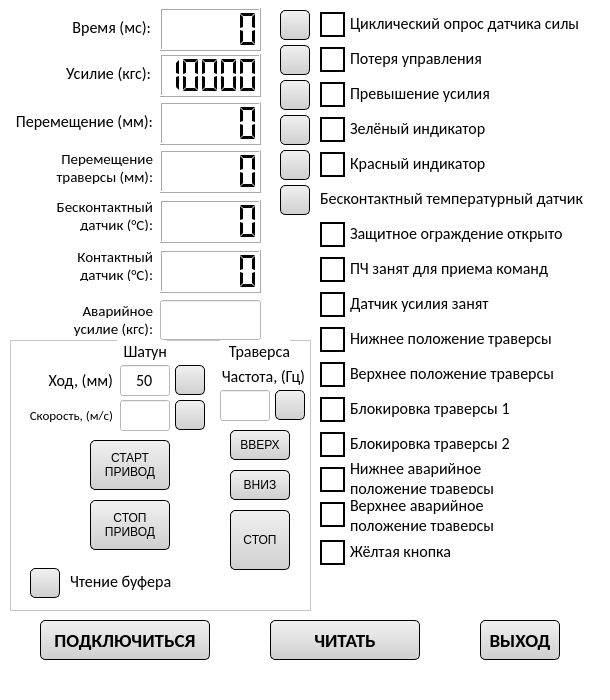
This is ui/SettingsUi.ui in Skorikof/SPG-023MK as Qt 5 draws it before an edit. The edited form follows.
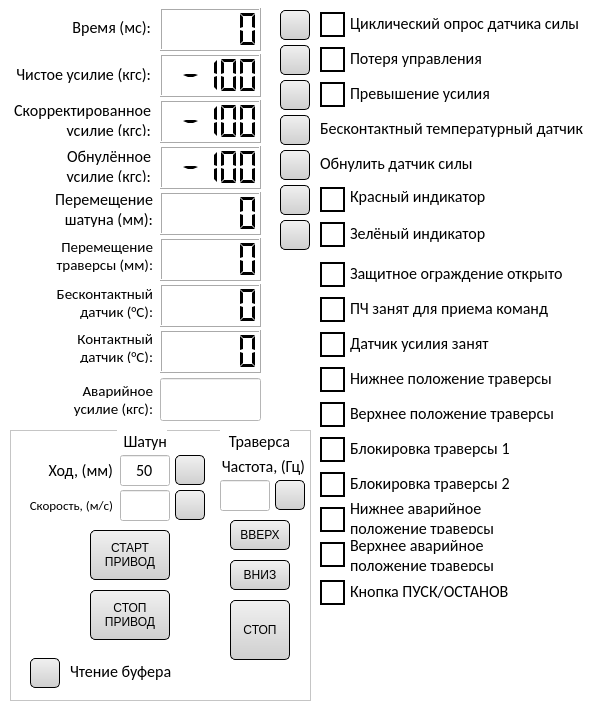
This is the edited form.

Commit message: В Моделе переделал логику корректировки усилия, по коэффициенту и обнулению. В Настройках добавил все усилия и кнопку обнуления датчика. Добавлена инструкция и папка скомпилированного проекта для заказчика

The edit to the form file:
```diff
--- a/ui/SettingsUi.ui
+++ b/ui/SettingsUi.ui
@@ -7,19 +7,19 @@
     <x>0</x>
     <y>0</y>
     <width>610</width>
-    <height>700</height>
+    <height>725</height>
    </rect>
   </property>
   <property name="minimumSize">
    <size>
     <width>610</width>
-    <height>655</height>
+    <height>725</height>
    </size>
   </property>
   <property name="maximumSize">
    <size>
     <width>610</width>
-    <height>700</height>
+    <height>725</height>
    </size>
   </property>
   <property name="windowTitle">
@@ -45,19 +45,19 @@
      <enum>QLCDNumber::Flat</enum>
     </property>
     <property name="value" stdset="0">
-     <double>10000.000000000000000</double>
+     <double>-100.000000000000000</double>
     </property>
     <property name="intValue" stdset="0">
-     <number>10000</number>
+     <number>-100</number>
     </property>
    </widget>
    <widget class="QLabel" name="lbl_txt2">
     <property name="geometry">
      <rect>
-      <x>34</x>
+      <x>10</x>
       <y>58</y>
-      <width>117</width>
-      <height>31</height>
+      <width>141</width>
+      <height>32</height>
      </rect>
     </property>
     <property name="font">
@@ -70,66 +70,13 @@
      <enum>Qt::LeftToRight</enum>
     </property>
     <property name="text">
-     <string>Усилие (кгс):</string>
+     <string>Чистое усилие (кгс):</string>
     </property>
     <property name="alignment">
      <set>Qt::AlignRight|Qt::AlignTrailing|Qt::AlignVCenter</set>
     </property>
    </widget>
-   <widget class="QPushButton" name="btn_exit">
-    <property name="geometry">
-     <rect>
-      <x>480</x>
-      <y>620</y>
-      <width>80</width>
-      <height>40</height>
-     </rect>
-    </property>
-    <property name="minimumSize">
-     <size>
-      <width>80</width>
-      <height>40</height>
-     </size>
-    </property>
-    <property name="maximumSize">
-     <size>
-      <width>80</width>
-      <height>40</height>
-     </size>
-    </property>
-    <property name="font">
-     <font>
-      <family>Calibri</family>
-      <pointsize>14</pointsize>
-      <weight>75</weight>
-      <bold>true</bold>
-     </font>
-    </property>
-    <property name="styleSheet">
-     <string notr="true">QPushButton 
-{
-	color: rgb(0, 0, 0);
-	background-color: qlineargradient(spread:pad, x1:0.489, y1:0.0227273, x2:0.489, y2:1, stop:0 rgba(240, 240, 240, 255), stop:1 rgba(207, 207, 207, 255));
-
-	border: 1px rgb(0, 0, 0);
-	border-radius: 5px;
-
-	border-style: outset;
-
-	padding: 5px;
-}
-
-QPushButton:hover
-{
-	background-color: qlineargradient(spread:pad, x1:0.489, y1:0.0227273, x2:0.489, y2:1, stop:0 rgba(234, 246, 253, 255), stop:1 rgba(169, 219, 246, 255));
-	
-}</string>
-    </property>
-    <property name="text">
-     <string>ВЫХОД</string>
-    </property>
-   </widget>
-   <widget class="QLabel" name="lbl_txt1">
+   <widget class="QLabel" name="_lbl_txt1">
     <property name="geometry">
      <rect>
       <x>38</x>
@@ -525,7 +472,7 @@
     <property name="geometry">
      <rect>
       <x>350</x>
-      <y>327</y>
+      <y>367</y>
       <width>243</width>
       <height>23</height>
      </rect>
@@ -550,7 +497,7 @@
     <property name="geometry">
      <rect>
       <x>320</x>
-      <y>327</y>
+      <y>367</y>
       <width>25</width>
       <height>25</height>
      </rect>
@@ -582,7 +529,7 @@
     <property name="geometry">
      <rect>
       <x>320</x>
-      <y>362</y>
+      <y>402</y>
       <width>25</width>
       <height>25</height>
      </rect>
@@ -614,7 +561,7 @@
     <property name="geometry">
      <rect>
       <x>350</x>
-      <y>362</y>
+      <y>402</y>
       <width>243</width>
       <height>23</height>
      </rect>
@@ -639,7 +586,7 @@
     <property name="geometry">
      <rect>
       <x>350</x>
-      <y>222</y>
+      <y>262</y>
       <width>243</width>
       <height>23</height>
      </rect>
@@ -664,7 +611,7 @@
     <property name="geometry">
      <rect>
       <x>320</x>
-      <y>222</y>
+      <y>262</y>
       <width>25</width>
       <height>25</height>
      </rect>
@@ -696,7 +643,7 @@
     <property name="geometry">
      <rect>
       <x>320</x>
-      <y>257</y>
+      <y>297</y>
       <width>25</width>
       <height>25</height>
      </rect>
@@ -728,7 +675,7 @@
     <property name="geometry">
      <rect>
       <x>350</x>
-      <y>257</y>
+      <y>297</y>
       <width>243</width>
       <height>23</height>
      </rect>
@@ -753,7 +700,7 @@
     <property name="geometry">
      <rect>
       <x>350</x>
-      <y>292</y>
+      <y>332</y>
       <width>243</width>
       <height>23</height>
      </rect>
@@ -778,7 +725,7 @@
     <property name="geometry">
      <rect>
       <x>320</x>
-      <y>292</y>
+      <y>332</y>
       <width>25</width>
       <height>25</height>
      </rect>
@@ -810,9 +757,9 @@
     <property name="geometry">
      <rect>
       <x>10</x>
-      <y>106</y>
+      <y>192</y>
       <width>143</width>
-      <height>31</height>
+      <height>35</height>
      </rect>
     </property>
     <property name="font">
@@ -825,7 +772,8 @@
      <enum>Qt::LeftToRight</enum>
     </property>
     <property name="text">
-     <string>Перемещение (мм):</string>
+     <string>Перемещение
+шатуна (мм):</string>
     </property>
     <property name="alignment">
      <set>Qt::AlignRight|Qt::AlignTrailing|Qt::AlignVCenter</set>
@@ -835,7 +783,7 @@
     <property name="geometry">
      <rect>
       <x>160</x>
-      <y>102</y>
+      <y>192</y>
       <width>101</width>
       <height>43</height>
      </rect>
@@ -857,9 +805,9 @@
     <property name="geometry">
      <rect>
       <x>10</x>
-      <y>200</y>
+      <y>285</y>
       <width>143</width>
-      <height>31</height>
+      <height>35</height>
      </rect>
     </property>
     <property name="font">
@@ -883,7 +831,7 @@
     <property name="geometry">
      <rect>
       <x>160</x>
-      <y>200</y>
+      <y>284</y>
       <width>101</width>
       <height>43</height>
      </rect>
@@ -905,7 +853,7 @@
     <property name="geometry">
      <rect>
       <x>320</x>
-      <y>397</y>
+      <y>437</y>
       <width>25</width>
       <height>25</height>
      </rect>
@@ -937,7 +885,7 @@
     <property name="geometry">
      <rect>
       <x>350</x>
-      <y>397</y>
+      <y>437</y>
       <width>243</width>
       <height>23</height>
      </rect>
@@ -962,7 +910,7 @@
     <property name="geometry">
      <rect>
       <x>320</x>
-      <y>432</y>
+      <y>472</y>
       <width>25</width>
       <height>25</height>
      </rect>
@@ -994,7 +942,7 @@
     <property name="geometry">
      <rect>
       <x>350</x>
-      <y>432</y>
+      <y>472</y>
       <width>243</width>
       <height>23</height>
      </rect>
@@ -1019,7 +967,7 @@
     <property name="geometry">
      <rect>
       <x>320</x>
-      <y>467</y>
+      <y>507</y>
       <width>25</width>
       <height>25</height>
      </rect>
@@ -1051,7 +999,7 @@
     <property name="geometry">
      <rect>
       <x>350</x>
-      <y>463</y>
+      <y>503</y>
       <width>243</width>
       <height>31</height>
      </rect>
@@ -1077,7 +1025,7 @@
     <property name="geometry">
      <rect>
       <x>320</x>
-      <y>502</y>
+      <y>542</y>
       <width>25</width>
       <height>25</height>
      </rect>
@@ -1109,7 +1057,7 @@
     <property name="geometry">
      <rect>
       <x>350</x>
-      <y>500</y>
+      <y>540</y>
       <width>243</width>
       <height>31</height>
      </rect>
@@ -1135,7 +1083,7 @@
     <property name="geometry">
      <rect>
       <x>160</x>
-      <y>150</y>
+      <y>238</y>
       <width>101</width>
       <height>43</height>
      </rect>
@@ -1157,7 +1105,7 @@
     <property name="geometry">
      <rect>
       <x>10</x>
-      <y>150</y>
+      <y>238</y>
       <width>143</width>
       <height>35</height>
      </rect>
@@ -1183,7 +1131,7 @@
     <property name="geometry">
      <rect>
       <x>350</x>
-      <y>117</y>
+      <y>222</y>
       <width>243</width>
       <height>23</height>
      </rect>
@@ -1208,7 +1156,7 @@
     <property name="geometry">
      <rect>
       <x>320</x>
-      <y>117</y>
+      <y>222</y>
       <width>25</width>
       <height>25</height>
      </rect>
@@ -1240,7 +1188,7 @@
     <property name="geometry">
      <rect>
       <x>350</x>
-      <y>152</y>
+      <y>185</y>
       <width>243</width>
       <height>23</height>
      </rect>
@@ -1265,7 +1213,7 @@
     <property name="geometry">
      <rect>
       <x>320</x>
-      <y>152</y>
+      <y>187</y>
       <width>25</width>
       <height>25</height>
      </rect>
@@ -1297,7 +1245,7 @@
     <property name="geometry">
      <rect>
       <x>280</x>
-      <y>115</y>
+      <y>220</y>
       <width>30</width>
       <height>30</height>
      </rect>
@@ -1355,7 +1303,7 @@
     <property name="geometry">
      <rect>
       <x>280</x>
-      <y>150</y>
+      <y>185</y>
       <width>30</width>
       <height>30</height>
      </rect>
@@ -1413,7 +1361,7 @@
     <property name="geometry">
      <rect>
       <x>10</x>
-      <y>300</y>
+      <y>380</y>
       <width>143</width>
       <height>40</height>
      </rect>
@@ -1439,9 +1387,9 @@
     <property name="geometry">
      <rect>
       <x>160</x>
-      <y>300</y>
+      <y>378</y>
       <width>101</width>
-      <height>40</height>
+      <height>43</height>
      </rect>
     </property>
     <property name="font">
@@ -1463,7 +1411,7 @@
     <property name="geometry">
      <rect>
       <x>320</x>
-      <y>540</y>
+      <y>580</y>
       <width>25</width>
       <height>25</height>
      </rect>
@@ -1495,7 +1443,7 @@
     <property name="geometry">
      <rect>
       <x>350</x>
-      <y>540</y>
+      <y>580</y>
       <width>243</width>
       <height>23</height>
      </rect>
@@ -1510,7 +1458,7 @@
      <enum>Qt::LeftToRight</enum>
     </property>
     <property name="text">
-     <string>Жёлтая кнопка</string>
+     <string>Кнопка ПУСК/ОСТАНОВ</string>
     </property>
     <property name="alignment">
      <set>Qt::AlignLeading|Qt::AlignLeft|Qt::AlignVCenter</set>
@@ -1520,7 +1468,7 @@
     <property name="geometry">
      <rect>
       <x>280</x>
-      <y>185</y>
+      <y>115</y>
       <width>30</width>
       <height>30</height>
      </rect>
@@ -1578,7 +1526,7 @@
     <property name="geometry">
      <rect>
       <x>320</x>
-      <y>187</y>
+      <y>117</y>
       <width>281</width>
       <height>23</height>
      </rect>
@@ -1603,7 +1551,7 @@
     <property name="geometry">
      <rect>
       <x>10</x>
-      <y>340</y>
+      <y>430</y>
       <width>301</width>
       <height>271</height>
      </rect>
@@ -2336,118 +2284,11 @@
      </property>
     </widget>
    </widget>
-   <widget class="QPushButton" name="btn_connect">
-    <property name="geometry">
-     <rect>
-      <x>40</x>
-      <y>620</y>
-      <width>170</width>
-      <height>40</height>
-     </rect>
-    </property>
-    <property name="minimumSize">
-     <size>
-      <width>100</width>
-      <height>40</height>
-     </size>
-    </property>
-    <property name="maximumSize">
-     <size>
-      <width>170</width>
-      <height>40</height>
-     </size>
-    </property>
-    <property name="font">
-     <font>
-      <family>Calibri</family>
-      <pointsize>14</pointsize>
-      <weight>75</weight>
-      <bold>true</bold>
-     </font>
-    </property>
-    <property name="styleSheet">
-     <string notr="true">QPushButton 
-{
-	color: rgb(0, 0, 0);
-	background-color: qlineargradient(spread:pad, x1:0.489, y1:0.0227273, x2:0.489, y2:1, stop:0 rgba(240, 240, 240, 255), stop:1 rgba(207, 207, 207, 255));
-
-	border: 1px rgb(0, 0, 0);
-	border-radius: 5px;
-
-	border-style: outset;
-
-	padding: 5px;
-}
-
-QPushButton:hover
-{
-	background-color: qlineargradient(spread:pad, x1:0.489, y1:0.0227273, x2:0.489, y2:1, stop:0 rgba(234, 246, 253, 255), stop:1 rgba(169, 219, 246, 255));
-	
-}</string>
-    </property>
-    <property name="text">
-     <string>ПОДКЛЮЧИТЬСЯ</string>
-    </property>
-   </widget>
-   <widget class="QPushButton" name="btn_read">
-    <property name="geometry">
-     <rect>
-      <x>270</x>
-      <y>620</y>
-      <width>150</width>
-      <height>40</height>
-     </rect>
-    </property>
-    <property name="minimumSize">
-     <size>
-      <width>100</width>
-      <height>40</height>
-     </size>
-    </property>
-    <property name="maximumSize">
-     <size>
-      <width>150</width>
-      <height>40</height>
-     </size>
-    </property>
-    <property name="font">
-     <font>
-      <family>Calibri</family>
-      <pointsize>14</pointsize>
-      <weight>75</weight>
-      <bold>true</bold>
-     </font>
-    </property>
-    <property name="styleSheet">
-     <string notr="true">QPushButton 
-{
-	color: rgb(0, 0, 0);
-	background-color: qlineargradient(spread:pad, x1:0.489, y1:0.0227273, x2:0.489, y2:1, stop:0 rgba(240, 240, 240, 255), stop:1 rgba(207, 207, 207, 255));
-
-	border: 1px rgb(0, 0, 0);
-	border-radius: 5px;
-
-	border-style: outset;
-
-	padding: 5px;
-}
-
-QPushButton:hover
-{
-	background-color: qlineargradient(spread:pad, x1:0.489, y1:0.0227273, x2:0.489, y2:1, stop:0 rgba(234, 246, 253, 255), stop:1 rgba(169, 219, 246, 255));
-	
-}
-</string>
-    </property>
-    <property name="text">
-     <string>ЧИТАТЬ</string>
-    </property>
-   </widget>
    <widget class="QLCDNumber" name="lcdTemp_2">
     <property name="geometry">
      <rect>
       <x>160</x>
-      <y>250</y>
+      <y>330</y>
       <width>101</width>
       <height>43</height>
      </rect>
@@ -2469,7 +2310,7 @@
     <property name="geometry">
      <rect>
       <x>10</x>
-      <y>250</y>
+      <y>332</y>
       <width>143</width>
       <height>31</height>
      </rect>
@@ -2491,6 +2332,185 @@
      <set>Qt::AlignRight|Qt::AlignTrailing|Qt::AlignVCenter</set>
     </property>
    </widget>
+   <widget class="QLCDNumber" name="koef_force_lcd">
+    <property name="geometry">
+     <rect>
+      <x>160</x>
+      <y>100</y>
+      <width>101</width>
+      <height>43</height>
+     </rect>
+    </property>
+    <property name="styleSheet">
+     <string notr="true">color: rgb(0, 0, 0);</string>
+    </property>
+    <property name="segmentStyle">
+     <enum>QLCDNumber::Flat</enum>
+    </property>
+    <property name="value" stdset="0">
+     <double>-100.000000000000000</double>
+    </property>
+    <property name="intValue" stdset="0">
+     <number>-100</number>
+    </property>
+   </widget>
+   <widget class="QLabel" name="_lbl_txt2_2">
+    <property name="geometry">
+     <rect>
+      <x>10</x>
+      <y>104</y>
+      <width>141</width>
+      <height>32</height>
+     </rect>
+    </property>
+    <property name="font">
+     <font>
+      <family>Calibri</family>
+      <pointsize>12</pointsize>
+     </font>
+    </property>
+    <property name="layoutDirection">
+     <enum>Qt::LeftToRight</enum>
+    </property>
+    <property name="text">
+     <string>Скорректированное
+усилие (кгс):</string>
+    </property>
+    <property name="alignment">
+     <set>Qt::AlignRight|Qt::AlignTrailing|Qt::AlignVCenter</set>
+    </property>
+   </widget>
+   <widget class="QLCDNumber" name="correct_force_lcd">
+    <property name="geometry">
+     <rect>
+      <x>160</x>
+      <y>146</y>
+      <width>101</width>
+      <height>43</height>
+     </rect>
+    </property>
+    <property name="styleSheet">
+     <string notr="true">color: rgb(0, 0, 0);</string>
+    </property>
+    <property name="segmentStyle">
+     <enum>QLCDNumber::Flat</enum>
+    </property>
+    <property name="value" stdset="0">
+     <double>-100.000000000000000</double>
+    </property>
+    <property name="intValue" stdset="0">
+     <number>-100</number>
+    </property>
+   </widget>
+   <widget class="QLabel" name="_lbl_txt2_3">
+    <property name="geometry">
+     <rect>
+      <x>10</x>
+      <y>150</y>
+      <width>141</width>
+      <height>32</height>
+     </rect>
+    </property>
+    <property name="font">
+     <font>
+      <family>Calibri</family>
+      <pointsize>12</pointsize>
+     </font>
+    </property>
+    <property name="layoutDirection">
+     <enum>Qt::LeftToRight</enum>
+    </property>
+    <property name="text">
+     <string>Обнулённое
+усилие (кгс):</string>
+    </property>
+    <property name="alignment">
+     <set>Qt::AlignRight|Qt::AlignTrailing|Qt::AlignVCenter</set>
+    </property>
+   </widget>
+   <widget class="QPushButton" name="btn_correct_force">
+    <property name="geometry">
+     <rect>
+      <x>280</x>
+      <y>150</y>
+      <width>30</width>
+      <height>30</height>
+     </rect>
+    </property>
+    <property name="minimumSize">
+     <size>
+      <width>30</width>
+      <height>30</height>
+     </size>
+    </property>
+    <property name="maximumSize">
+     <size>
+      <width>30</width>
+      <height>30</height>
+     </size>
+    </property>
+    <property name="styleSheet">
+     <string notr="true">QPushButton 
+{
+	color: rgb(0, 0, 0);
+	background-color: qlineargradient(spread:pad, x1:0.489, y1:0.0227273, x2:0.489, y2:1, stop:0 rgba(240, 240, 240, 255), stop:1 rgba(207, 207, 207, 255));
+
+	border: 1px rgb(0, 0, 0);
+	border-radius: 5px;
+
+	border-style: outset;
+
+	padding: 5px;
+}
+
+QPushButton:hover
+{
+	background-color: qlineargradient(spread:pad, x1:0.489, y1:0.0227273, x2:0.489, y2:1, stop:0 rgba(234, 246, 253, 255), stop:1 rgba(169, 219, 246, 255));
+	
+}
+	
+
+QPushButton:checked
+{
+	background-color: rgb(0, 255, 0)
+	
+}</string>
+    </property>
+    <property name="text">
+     <string/>
+    </property>
+    <property name="checkable">
+     <bool>false</bool>
+    </property>
+    <property name="checked">
+     <bool>false</bool>
+    </property>
+   </widget>
+   <widget class="QLabel" name="_lbl_txt3_2">
+    <property name="geometry">
+     <rect>
+      <x>320</x>
+      <y>152</y>
+      <width>243</width>
+      <height>23</height>
+     </rect>
+    </property>
+    <property name="font">
+     <font>
+      <family>Calibri</family>
+      <pointsize>12</pointsize>
+     </font>
+    </property>
+    <property name="layoutDirection">
+     <enum>Qt::LeftToRight</enum>
+    </property>
+    <property name="text">
+     <string>Обнулить датчик силы</string>
+    </property>
+    <property name="alignment">
+     <set>Qt::AlignLeading|Qt::AlignLeft|Qt::AlignVCenter</set>
+    </property>
+   </widget>
   </widget>
   <widget class="QStatusBar" name="statusbar"/>
  </widget>
```
Left out of the diff: 56 changed lines with no effect on the pictures. The commit also changes 6 other files.
